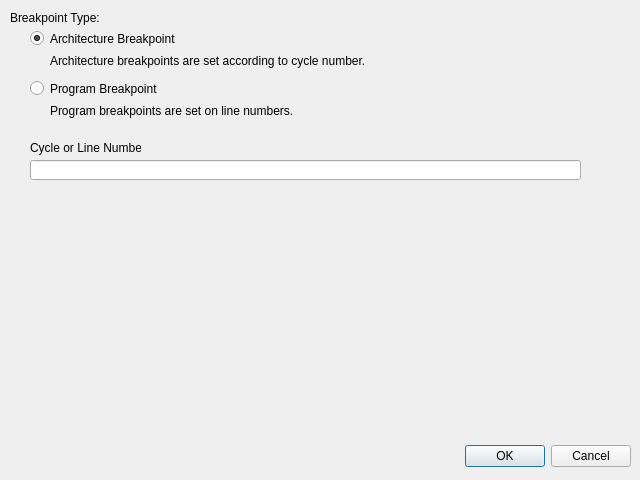
The window that simUI/addbreak.ui (wchen329/mips-tools) describes before a commit, drawn with Qt 5.
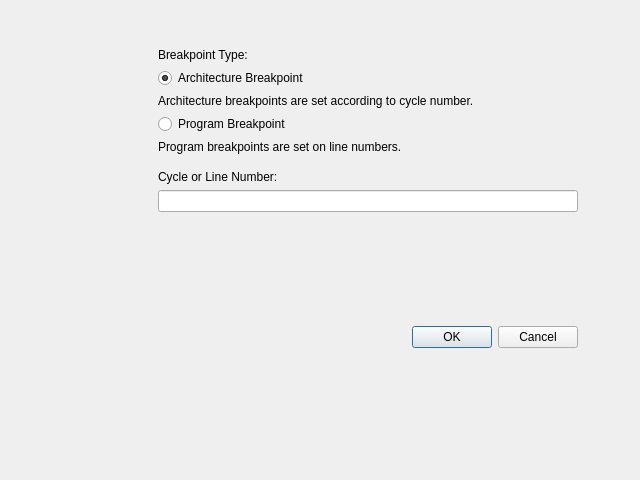
The same window after the commit.

Commit message: layouts for several more windows

Diff of the .ui file:
```diff
--- a/simUI/addbreak.ui
+++ b/simUI/addbreak.ui
@@ -13,44 +13,37 @@
   <property name="windowTitle">
    <string>Add Breakpoint</string>
   </property>
-  <widget class="QDialogButtonBox" name="buttonBox">
+  <widget class="QWidget" name="verticalLayoutWidget">
    <property name="geometry">
     <rect>
-     <x>10</x>
-     <y>440</y>
-     <width>621</width>
-     <height>32</height>
+     <x>150</x>
+     <y>40</y>
+     <width>436</width>
+     <height>316</height>
     </rect>
    </property>
-   <property name="orientation">
-    <enum>Qt::Horizontal</enum>
-   </property>
-   <property name="standardButtons">
-    <set>QDialogButtonBox::Cancel|QDialogButtonBox::Ok</set>
-   </property>
-  </widget>
+   <layout class="QVBoxLayout" name="verticalLayoutAddBreak">
+    <property name="leftMargin">
+     <number>8</number>
+    </property>
+    <property name="topMargin">
+     <number>8</number>
+    </property>
+    <property name="rightMargin">
+     <number>8</number>
+    </property>
+    <property name="bottomMargin">
+     <number>8</number>
+    </property>
+    <item>
   <widget class="QLabel" name="label">
-   <property name="geometry">
-    <rect>
-     <x>10</x>
-     <y>10</y>
-     <width>101</width>
-     <height>16</height>
-    </rect>
-   </property>
    <property name="text">
     <string>Breakpoint Type:</string>
    </property>
   </widget>
+    </item>
+    <item>
   <widget class="QRadioButton" name="ArchBP_radioButton">
-   <property name="geometry">
-    <rect>
-     <x>30</x>
-     <y>30</y>
-     <width>261</width>
-     <height>17</height>
-    </rect>
-   </property>
    <property name="text">
     <string>Architecture Breakpoint</string>
    </property>
@@ -58,67 +51,78 @@
     <bool>true</bool>
    </property>
   </widget>
-  <widget class="QRadioButton" name="ProgramBP_radioButton">
-   <property name="geometry">
-    <rect>
-     <x>30</x>
-     <y>80</y>
-     <width>211</width>
-     <height>17</height>
-    </rect>
-   </property>
-   <property name="text">
-    <string>Program Breakpoint</string>
-   </property>
-  </widget>
+    </item>
+    <item>
   <widget class="QLabel" name="labelAboutArch">
-   <property name="geometry">
-    <rect>
-     <x>50</x>
-     <y>50</y>
-     <width>541</width>
-     <height>21</height>
-    </rect>
-   </property>
    <property name="text">
     <string>Architecture breakpoints are set according to cycle number.</string>
    </property>
   </widget>
+    </item>
+    <item>
+     <widget class="QRadioButton" name="ProgramBP_radioButton">
+      <property name="text">
+       <string>Program Breakpoint</string>
+      </property>
+     </widget>
+    </item>
+    <item>
   <widget class="QLabel" name="labelAboutArch_2">
-   <property name="geometry">
-    <rect>
-     <x>50</x>
-     <y>100</y>
-     <width>541</width>
-     <height>21</height>
-    </rect>
-   </property>
    <property name="text">
     <string>Program breakpoints are set on line numbers.</string>
    </property>
   </widget>
-  <widget class="QLineEdit" name="Value_lineEdit">
-   <property name="geometry">
-    <rect>
-     <x>30</x>
-     <y>160</y>
-     <width>551</width>
-     <height>20</height>
-    </rect>
-   </property>
-  </widget>
+    </item>
+    <item>
+     <spacer name="verticalSpacer">
+      <property name="orientation">
+       <enum>Qt::Vertical</enum>
+      </property>
+      <property name="sizeType">
+       <enum>QSizePolicy::Fixed</enum>
+      </property>
+      <property name="sizeHint" stdset="0">
+       <size>
+        <width>20</width>
+        <height>10</height>
+       </size>
+      </property>
+     </spacer>
+    </item>
+    <item>
   <widget class="QLabel" name="label_2">
-   <property name="geometry">
-    <rect>
-     <x>30</x>
-     <y>140</y>
-     <width>111</width>
-     <height>16</height>
-    </rect>
-   </property>
    <property name="text">
     <string>Cycle or Line Number:</string>
    </property>
+     </widget>
+    </item>
+    <item>
+     <widget class="QLineEdit" name="Value_lineEdit"/>
+    </item>
+    <item>
+     <spacer name="verticalSpacer_3">
+      <property name="orientation">
+       <enum>Qt::Vertical</enum>
+      </property>
+      <property name="sizeHint" stdset="0">
+       <size>
+        <width>20</width>
+        <height>40</height>
+       </size>
+      </property>
+     </spacer>
+    </item>
+    <item>
+     <widget class="QDialogButtonBox" name="buttonBox">
+      <property name="orientation">
+       <enum>Qt::Horizontal</enum>
+      </property>
+      <property name="standardButtons">
+       <set>QDialogButtonBox::Cancel|QDialogButtonBox::Ok</set>
+      </property>
+     </widget>
+    </item>
+   </layout>
   </widget>
  </widget>
  <resources/>
```
Lines whose indentation alone changed are shown as unchanged. The commit also changes 8 other files.
